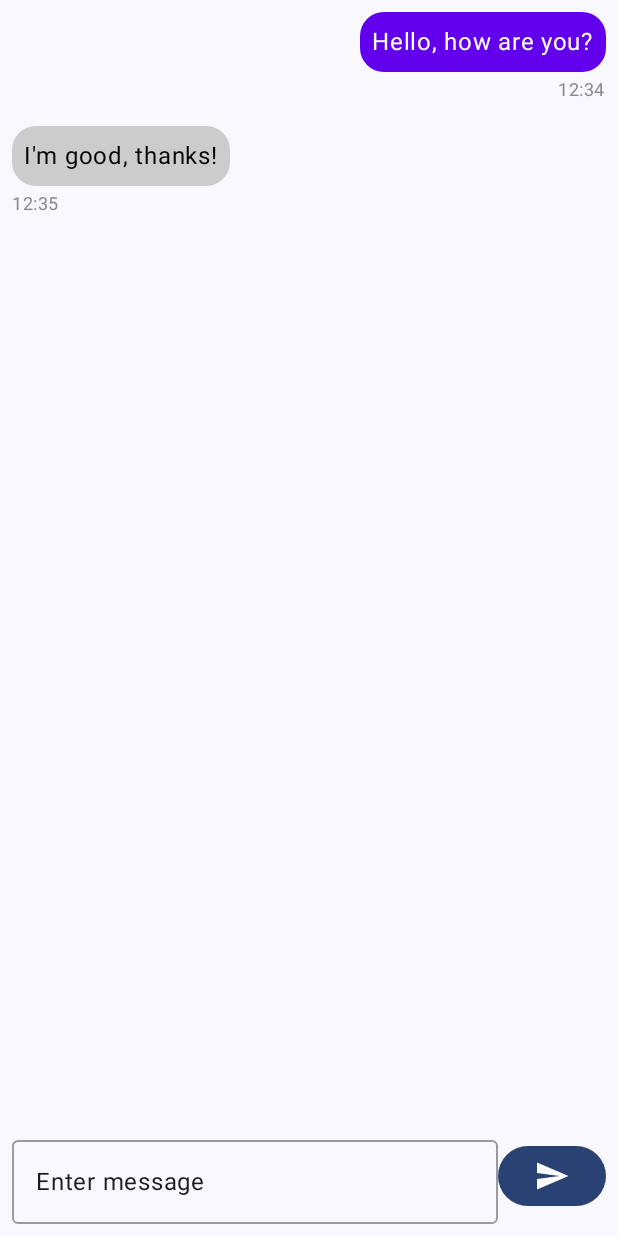
After one commit to LuuOW/android-app-sample, an Android app built with Jetpack Compose: the composable ChatScreen shown on its own in the app's theme, on a phone screen of 412 x 824 dp. The commit adds this screen. Run offline under Robolectric (Android 15) with nearby library versions, the phone set to English and light mode, and no system bars; our stand-ins replace Dagger/Hilt's generated code, Firebase (no records; nobody signed in at launch, a user with empty details on screens opened directly); pictures from the network do not load; 2 statements that could not run were skipped.

Commit message:
chat screen ocmmit...

```diff
--- /dev/null
+++ b/app/src/main/java/com/lucaskempe/cropy/providers/websocket/WebSocketClient.kt
@@ -0,0 +1,73 @@
+package com.lucaskempe.cropy.providers.websocket
+
+import androidx.hilt.navigation.compose.hiltViewModel
+import com.google.gson.Gson
+import com.lucaskempe.cropy.viewmodels.ChatViewModel
+import kotlinx.coroutines.*
+import okhttp3.*
+import java.io.Serializable
+
+class WebSocketClient(
+    private val urlString: String,
+    private val onMessageReceived: (Message) -> Unit,
+    private val onConnectionOpened: () -> Unit,
+    private val onConnectionClosed: (Int, String?) -> Unit,
+    private val onConnectionFailed: (Throwable) -> Unit,
+    private val vm : ChatViewModel
+) : WebSocketListener() {
+
+    private val client = OkHttpClient()
+    private var webSocket: WebSocket? = null
+    private val gson = Gson()
+
+    fun connect() {
+        val request = Request.Builder().url(urlString).build()
+        webSocket = client.newWebSocket(request, this)
+    }
+
+    fun disconnect() {
+        webSocket?.close(NORMAL_CLOSURE_STATUS, null)
+        webSocket = null
+    }
+
+    fun sendMessage(recipientId: String, messageContent: String) {
+        val message = Message(recipientId = recipientId, messageContent = messageContent)
+        vm.messages.add(com.lucaskempe.cropy.ui.screens.Message(messageContent,isFromCurrentUser = true,recipientId ))
+        val json = gson.toJson(message)
+        webSocket?.send(json)
+    }
+
+    // WebSocketListener Overrides
+    override fun onOpen(webSocket: WebSocket, response: Response) {
+        onConnectionOpened()
+    }
+
+    override fun onMessage(webSocket: WebSocket, text: String) {
+        CoroutineScope(Dispatchers.Main).launch { // Handle UI updates on the main thread
+            try {
+                val message = gson.fromJson(text, Message::class.java)
+                onMessageReceived(message)
+            } catch (e: Exception) {
+                println("Error parsing message: $text")
+            }
+        }
+    }
+
+    override fun onClosing(webSocket: WebSocket, code: Int, reason: String) {
+        webSocket.close(NORMAL_CLOSURE_STATUS, null)
+        onConnectionClosed(code, reason)
+    }
+
+    override fun onFailure(webSocket: WebSocket, t: Throwable, response: Response?) {
+        onConnectionFailed(t)
+    }
+
+    companion object {
+        private const val NORMAL_CLOSURE_STATUS = 1000
+    }
+}
+
+data class Message(
+    val recipientId: String,
+    val messageContent: String
+): Serializable
--- a/app/src/main/java/com/lucaskempe/cropy/ui/navigation/BottomBarItem.kt
+++ b/app/src/main/java/com/lucaskempe/cropy/ui/navigation/BottomBarItem.kt
@@ -4,6 +4,7 @@ import androidx.compose.material.icons.Icons
 import androidx.compose.material.icons.filled.Build
 import androidx.compose.material.icons.filled.Home
 import androidx.compose.material.icons.filled.LocationOn
+import androidx.compose.material.icons.filled.MailOutline
 import androidx.compose.material.icons.filled.Person
 import androidx.compose.ui.graphics.vector.ImageVector
 import com.lucaskempe.cropy.R
@@ -13,4 +14,5 @@ sealed class BottomBarItem(val icon: ImageVector, val title: String, val route:
     data object Inspectors : BottomBarItem(Icons.Filled.Person, "Inspector", "inspector_graph")
     data object Build : BottomBarItem(Icons.Filled.Build, "Build", "build_graph")
     // Add more items here
+    data object Chat: BottomBarItem(Icons.Filled.MailOutline, "Chat", "chat_graph")
 }
--- a/app/src/main/java/com/lucaskempe/cropy/ui/navigation/NavGraph.kt
+++ b/app/src/main/java/com/lucaskempe/cropy/ui/navigation/NavGraph.kt
@@ -3,6 +3,7 @@ package com.lucaskempe.cropy.ui.navigation
 import android.app.Activity
 import android.content.Context
 import androidx.activity.result.ActivityResultLauncher
+import androidx.compose.foundation.layout.PaddingValues
 import androidx.compose.material3.ExperimentalMaterial3Api
 import androidx.compose.runtime.Composable
 import androidx.compose.ui.Modifier
@@ -30,9 +31,10 @@ fun NavGraph(
     navController: NavHostController,
     modifier: Modifier,
     context: Context,
-    auth: FirebaseAuth
+    auth: FirebaseAuth,
+    padding: PaddingValues
 ) {
-    DestinationGraph(activity,modifier,context,auth,navController)
+    DestinationGraph(activity,modifier,context,auth,navController, padding)
 
 
  /*   NavHost(
--- /dev/null
+++ b/app/src/main/java/com/lucaskempe/cropy/ui/screens/ChatScreen.kt
@@ -0,0 +1,194 @@
+package com.lucaskempe.cropy.ui.screens
+
+import android.util.Log
+import android.widget.Space
+import androidx.compose.foundation.background
+import androidx.compose.foundation.layout.Box
+import androidx.compose.foundation.layout.Column
+import androidx.compose.foundation.layout.PaddingValues
+import androidx.compose.foundation.layout.Row
+import androidx.compose.foundation.layout.Spacer
+import androidx.compose.foundation.layout.fillMaxSize
+import androidx.compose.foundation.layout.fillMaxWidth
+import androidx.compose.foundation.layout.height
+import androidx.compose.foundation.layout.padding
+import androidx.compose.foundation.lazy.LazyColumn
+import androidx.compose.foundation.lazy.items
+import androidx.compose.foundation.shape.RoundedCornerShape
+import androidx.compose.foundation.text.KeyboardActions
+import androidx.compose.foundation.text.KeyboardOptions
+import androidx.compose.material.MaterialTheme
+import androidx.compose.material.OutlinedTextField
+import androidx.compose.material.icons.Icons
+import androidx.compose.material.icons.filled.Send
+import androidx.compose.material3.Button
+import androidx.compose.material3.Icon
+import androidx.compose.material3.Scaffold
+import androidx.compose.material3.Text
+import androidx.compose.runtime.Composable
+import androidx.compose.runtime.getValue
+import androidx.compose.runtime.mutableStateListOf
+import androidx.compose.runtime.mutableStateOf
+import androidx.compose.runtime.remember
+import androidx.compose.runtime.setValue
+import androidx.compose.ui.Alignment
+import androidx.compose.ui.Modifier
+import androidx.compose.ui.graphics.Color
+import androidx.compose.ui.platform.LocalContext
+import androidx.compose.ui.text.input.ImeAction
+import androidx.compose.ui.tooling.preview.Preview
+import androidx.compose.ui.unit.dp
+import androidx.hilt.navigation.compose.hiltViewModel
+import androidx.navigation.NavController
+import com.lucaskempe.cropy.providers.websocket.WebSocketClient
+import com.lucaskempe.cropy.viewmodels.ChatViewModel
+import java.text.SimpleDateFormat
+import java.util.Date
+import java.util.Locale
+
+
+@Composable
+fun ChatScreen(navController: NavController, padding: PaddingValues) {
+    val modifier = Modifier
+    val vm: ChatViewModel = hiltViewModel()
+
+    var messageText by remember { mutableStateOf("") }
+
+    val client = WebSocketClient(
+        urlString = "ws://192.168.1.2:8082/chat?userId=user1",
+        onMessageReceived = {
+            vm.messages.add(Message(it.messageContent, false, formatTimestampToHourMinute()))
+            Log.d("messsage", "${it.messageContent}")
+        },
+        onConnectionOpened = {
+            Log.d("message", "Connection opened")
+        },
+        onConnectionClosed = { p1, p2 ->
+            Log.d("message", "Connection closed: $p1, $p2")
+        },
+        onConnectionFailed = {
+            Log.d("message", "Connection failed")
+            throw Exception(it)
+        },
+        vm = vm
+    )
+
+    client.connect()
+
+    Scaffold(
+        modifier = modifier.padding(padding),
+        bottomBar = {
+            ChatInputBar( // Place ChatInputBar in the bottomBar slot
+                messageText = messageText,
+                onMessageTextChanged = { messageText = it },
+                onSendMessage = { message ->
+                    messageText = ""
+                    client.sendMessage("user3", message)
+                }
+            )
+        }
+    ) { innerPadding ->
+        LazyColumn(
+            modifier = Modifier
+                .fillMaxSize()
+                .padding(innerPadding), // Apply innerPadding to the content
+            reverseLayout = false,
+        ) {
+            items(vm.messages) { message ->
+                ChatMessage(message = message)
+            }
+        }
+    }
+}
+
+fun formatTimestampToHourMinute(): String {
+    val timestamp = System.currentTimeMillis()
+    val date = Date(timestamp)
+    val formatter = SimpleDateFormat("HH:mm", Locale.getDefault())
+    return formatter.format(date)
+}
+
+
+@Composable
+fun ChatInputBar(
+    messageText: String,
+    onMessageTextChanged: (String) -> Unit,
+    onSendMessage: (String) -> Unit // Assuming you need recipient ID too
+) {
+    var recipientId by remember { mutableStateOf("") } // State for recipient ID
+
+    Row(
+        modifier = Modifier
+            .fillMaxWidth()
+            .padding(8.dp),
+        verticalAlignment = Alignment.CenterVertically
+    ) {
+
+        // Message Input
+        OutlinedTextField(
+            value = messageText,
+            onValueChange = onMessageTextChanged,
+            label = { Text("Enter message") },
+            modifier = Modifier.weight(1f),
+            keyboardOptions = KeyboardOptions(imeAction = ImeAction.Send),
+            keyboardActions = KeyboardActions(
+                onSend = {
+                    onSendMessage(messageText)
+                }
+            )
+        )
+
+        // Send Button
+        Button(onClick = { onSendMessage(messageText) }) {
+            Icon(Icons.Filled.Send, contentDescription = "Send Message")
+        }
+    }
+}
+
+@Composable
+fun ChatMessage(message: Message) {
+    Column(
+        modifier = Modifier
+            .fillMaxWidth()
+            .padding(8.dp),
+        horizontalAlignment = if (message.isFromCurrentUser) Alignment.End else Alignment.Start
+    ) {
+        MessageBubble(message = message.text, isFromCurrentUser = message.isFromCurrentUser)
+        Spacer(modifier = Modifier.height(4.dp))
+        Text(
+            text = message.timestamp,
+            style = MaterialTheme.typography.caption,
+            color = Color.Gray
+        )
+    }
+}
+
+@Composable
+fun MessageBubble(message: String, isFromCurrentUser: Boolean) {
+    Box(
+        modifier = Modifier
+            .background(
+                color = if (isFromCurrentUser) MaterialTheme.colors.primary else Color.LightGray,
+                shape = RoundedCornerShape(16.dp)
+            )
+            .padding(8.dp)
+    ) {
+        Text(
+            text = message,
+            style = MaterialTheme.typography.body1,
+            color = if (isFromCurrentUser) Color.White else Color.Black
+        )
+    }
+}
+
+@Preview
+@Composable
+fun ChatScreenPreview() {
+    //ChatScreen(navController = NavController(LocalContext.current))
+}
+
+data class Message(
+    val text: String,
+    val isFromCurrentUser: Boolean,
+    val timestamp: String
+)
--- /dev/null
+++ b/app/src/main/java/com/lucaskempe/cropy/viewmodels/ChatViewModel.kt
@@ -0,0 +1,23 @@
+package com.lucaskempe.cropy.viewmodels
+
+import android.content.Context
+import androidx.compose.runtime.mutableStateListOf
+import androidx.lifecycle.SavedStateHandle
+import androidx.lifecycle.ViewModel
+import com.lucaskempe.cropy.ui.screens.Message
+import dagger.hilt.android.lifecycle.HiltViewModel
+import dagger.hilt.android.qualifiers.ApplicationContext
+import javax.inject.Inject
+
+@HiltViewModel
+class ChatViewModel @Inject constructor(
+    stateHandle: SavedStateHandle,
+    @ApplicationContext val context: Context
+): ViewModel() {
+
+    val messages = mutableStateListOf(
+        Message("Hello, how are you?", isFromCurrentUser = true, "12:34"),
+        Message("I'm good, thanks!", isFromCurrentUser = false, "12:35")
+    )
+
+}
--- a/app/src/main/res/xml/network_security_config.xml
+++ b/app/src/main/res/xml/network_security_config.xml
@@ -2,5 +2,6 @@
 <network-security-config>
     <domain-config cleartextTrafficPermitted="true">
         <domain includeSubdomains="true">localhost</domain>
-    </domain-config>
+        <domain includeSubdomains="true">192.168.1.2</domain>
+</domain-config>
 </network-security-config>
```
Also changed, not shown: app/src/main/java/com/lucaskempe/cropy/MainActivity.kt (+5 -3 lines), app/src/main/java/com/lucaskempe/cropy/ui/navigation/api/DestinationGraph.kt (+11 -0 lines), app/src/main/java/com/lucaskempe/cropy/ui/screens/items/ButtonGrid.kt (+7 -4 lines).
